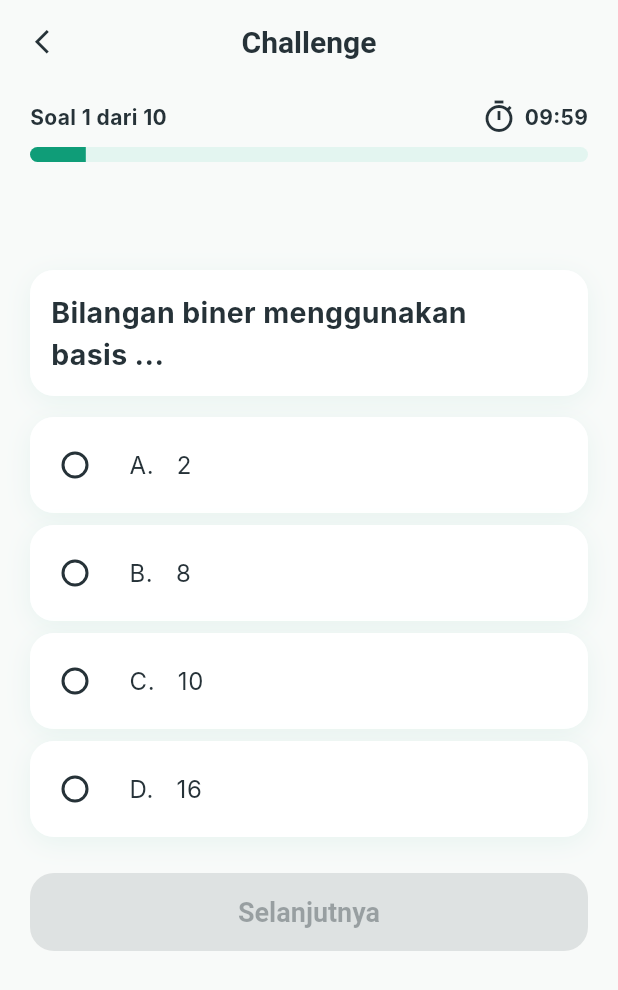
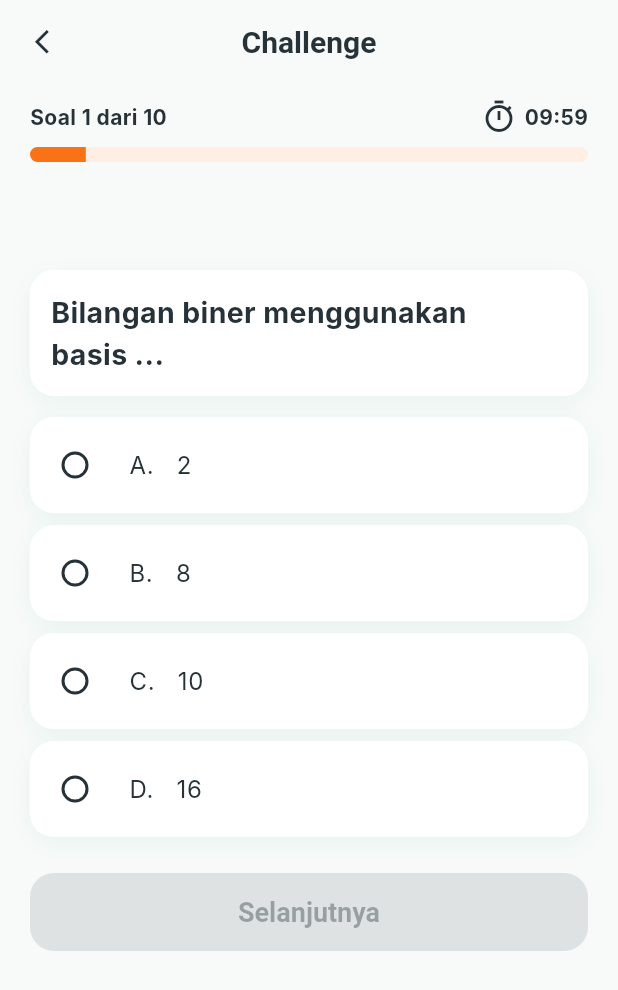
Before and after one commit to 2413025032/FAIBIT, a Flutter app: the ChallengePreparationPage screen opened directly with empty values, after a tap on "Mulai Challenge", on a phone screen of 412 x 824 dp. Shown: the top 990 px of the screen. Run offline on Flutter 3.47's test engine with Material 3 defaults, Android fonts, the phone set to English and light mode, and no system bars; our stand-ins replace image_picker; Roboto replaces fonts that are missing (Inter, Poppins).

Commit message:
feat: apply challenge orange theme

```diff
--- a/lib/screens/quiz_screens.dart
+++ b/lib/screens/quiz_screens.dart
@@ -4,6 +4,7 @@ import 'package:flutter/material.dart';
 
 import '../data/mock_data.dart';
 import '../models/models.dart';
+import '../theme/app_theme.dart';
 import '../widgets/ui.dart';
 
 class QuizPage extends StatefulWidget {
@@ -48,6 +49,8 @@ class _QuestionScreen extends StatelessWidget {
     required this.selected,
     required this.onSelected,
     required this.onNext,
+    this.buttonColor,
+    this.radioActiveColor,
   });
   final bool showHeader;
   final String title, number;
@@ -56,6 +59,8 @@ class _QuestionScreen extends StatelessWidget {
   final int selected;
   final ValueChanged<int> onSelected;
   final VoidCallback? onNext;
+  final Color? buttonColor;
+  final Color? radioActiveColor;
   @override
   Widget build(BuildContext context) => Column(
     children: [
@@ -104,7 +109,7 @@ class _QuestionScreen extends StatelessWidget {
                             '${String.fromCharCode(65 + i)}.   ${question.options[i]}',
                           ),
                           contentPadding: EdgeInsets.zero,
-                          activeColor: Colors.black,
+                          activeColor: radioActiveColor ?? Colors.black,
                         ),
                       ),
                     ),
@@ -114,6 +119,9 @@ class _QuestionScreen extends StatelessWidget {
               const SizedBox(height: 16),
               FilledButton(
                 onPressed: onNext,
+                style: buttonColor == null
+                    ? null
+                    : FilledButton.styleFrom(backgroundColor: buttonColor),
                 child: const Text('Selanjutnya'),
               ),
             ]
@@ -316,6 +324,9 @@ class _ChallengePreparationPageState
                   ),
                 );
               },
+              style: FilledButton.styleFrom(
+                backgroundColor: AppTheme.challenge.primary,
+              ),
               child: const Text('Mulai Challenge'),
             ),
           ],
@@ -472,9 +483,14 @@ class _ChallengePageState extends State<ChallengePage> {
 
             Padding(
               padding: const EdgeInsets.symmetric(horizontal: 20),
-              child: ProgressLine(
-                value: (currentQuestion + 1) /
-                    challengeQuestions.length,
+              child: ClipRRect(
+                borderRadius: BorderRadius.circular(9),
+                child: LinearProgressIndicator(
+                  value: (currentQuestion + 1) / challengeQuestions.length,
+                  minHeight: 10,
+                  color: AppTheme.challenge.primary,
+                  backgroundColor: AppTheme.challenge.surface,
+                ),
               ),
             ),
 
@@ -490,6 +506,8 @@ class _ChallengePageState extends State<ChallengePage> {
                   setState(() => selected = i);
                 },
                 onNext: selected < 0 ? null : nextQuestion,
+                buttonColor: AppTheme.challenge.primary,
+                radioActiveColor: AppTheme.challenge.primary,
               ),
             ),
           ],
```
